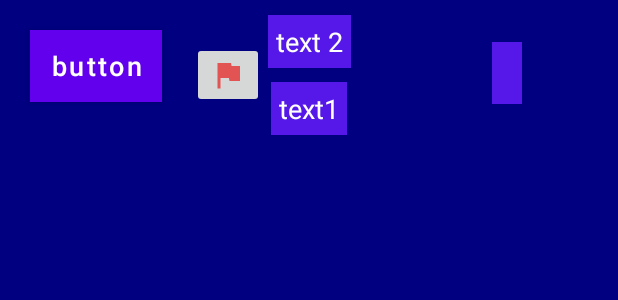
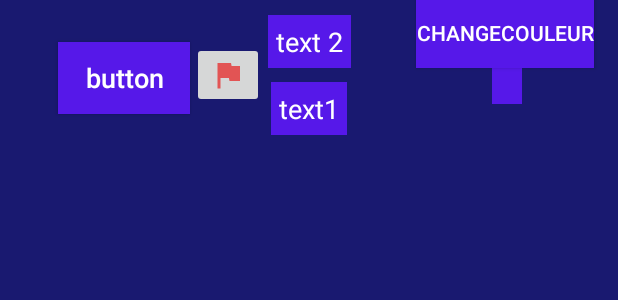
Before and after one commit to juducarm/INFO-H20-demineur, an Android app: the layout activity_main.xml on its own in the app's theme, with its tools: preview values and no code run, on a phone screen of 412 x 824 dp. Shown: the top 300 px of the screen. Run offline under Robolectric (Android 15) with nearby library versions, the phone set to English and light mode, and no system bars.

Commit message:
problème lise

```diff
--- a/app/build.gradle
+++ b/app/build.gradle
@@ -41,7 +41,9 @@ dependencies {
     implementation 'com.google.android.material:material:1.5.0'
     implementation 'androidx.constraintlayout:constraintlayout:2.1.3'
     implementation 'androidx.legacy:legacy-support-v4:1.0.0'
+    implementation"androidx.fragment:fragment-ktx:1.4.1"
     testImplementation 'junit:junit:4.13.2'
     androidTestImplementation 'androidx.test.ext:junit:1.1.3'
     androidTestImplementation 'androidx.test.espresso:espresso-core:3.4.0'
+
 }
--- a/app/src/main/java/be/julien/info_h20_demineur/FragmentMenu.kt
+++ b/app/src/main/java/be/julien/info_h20_demineur/FragmentMenu.kt
@@ -11,7 +11,6 @@ import android.widget.*
 
 import androidx.constraintlayout.widget.ConstraintLayout
 import androidx.core.content.ContextCompat
-import androidx.core.graphics.drawable.toDrawable
 
 import androidx.fragment.app.Fragment
 import kotlinx.android.synthetic.*
@@ -45,7 +44,7 @@ class FragmentMenu : Fragment() {
                 val backgroundButtonNightOn = resources.getColor(R.color.backgroundButtonNightOn)
                 val backgroundButtonNightOff = resources.getColor(R.color.backgroundButtonNightOff)
                 if(isChecked){
-                    fragment_container.background = backgroundButtonNightOn.toDrawable()
+                    fragment_container.background = backgroundButtonNightOn
                 }
 
             }
--- a/app/src/main/java/be/julien/info_h20_demineur/MenuView.kt
+++ b/app/src/main/java/be/julien/info_h20_demineur/MenuView.kt
@@ -8,4 +8,5 @@ import android.widget.Button
 class MenuView @JvmOverloads constructor (context: Context, attributes: AttributeSet? = null, defStyleAttr: Int = 0):
     SurfaceView(context, attributes,defStyleAttr){
 
+
 }
--- a/app/src/main/res/layout/activity_main.xml
+++ b/app/src/main/res/layout/activity_main.xml
@@ -5,24 +5,39 @@
     android:id="@+id/layout_main"
     android:layout_width="match_parent"
     android:layout_height="match_parent"
-    android:background="@color/navyBlue"
+    android:background="@color/Background"
     android:clickable="true"
     tools:context=".MainActivity">
 
 
-    <Button
+    <androidx.appcompat.widget.AppCompatButton
         android:id="@+id/btnChangeFragment"
         style="@style/style_texte_principal"
         android:layout_width="wrap_content"
         android:layout_height="wrap_content"
-        android:layout_marginLeft="@dimen/magre_boutton_principal"
-        android:layout_marginTop="@dimen/magre_boutton_principal"
-        android:background="@color/gradient"
+        android:layout_marginTop="28dp"
+        android:layout_marginEnd="100dp"
+        android:background="@color/BackgroundButton"
         android:padding="@dimen/default_padding"
         android:text="button"
         android:textAllCaps="false"
+        android:textColor="@color/textButton"
+        app:layout_constraintEnd_toEndOf="parent"
+        app:layout_constraintHorizontal_bias="0.174"
         app:layout_constraintStart_toStartOf="parent"
         app:layout_constraintTop_toTopOf="parent" />
+
+    <androidx.appcompat.widget.AppCompatButton
+        android:id="@+id/Changecolor"
+        android:layout_width="wrap_content"
+        android:layout_height="wrap_content"
+        android:background="@color/BackgroundButton"
+        android:text="ChangeCouleur"
+        android:textColor="@color/textButton"
+        app:layout_constraintBottom_toBottomOf="@+id/text2"
+        app:layout_constraintEnd_toEndOf="parent"
+        app:layout_constraintHorizontal_bias="0.945"
+        app:layout_constraintStart_toStartOf="parent" />
 
     <TextView
         android:id="@+id/text2"
@@ -30,9 +45,10 @@
         android:layout_width="wrap_content"
         android:layout_height="wrap_content"
         android:layout_gravity="center_horizontal"
-        android:background="@color/gradient"
+        android:background="@color/BackgroundButton"
         android:padding="@dimen/default_padding"
         android:text="text 2"
+        android:textColor="@color/textButton"
         app:layout_constraintBottom_toTopOf="@+id/text1"
         app:layout_constraintEnd_toEndOf="parent"
         app:layout_constraintStart_toStartOf="parent"
@@ -43,9 +59,10 @@
         style="@style/style_texte_principal"
         android:layout_width="wrap_content"
         android:layout_height="wrap_content"
-        android:background="@color/gradient"
+        android:background="@color/BackgroundButton"
         android:padding="@dimen/default_padding"
         android:text="text1"
+        android:textColor="@color/textButton"
         app:layout_constraintBottom_toTopOf="@id/fragment_container"
         app:layout_constraintEnd_toEndOf="parent"
         app:layout_constraintStart_toStartOf="parent"
@@ -58,10 +75,10 @@
         android:layout_height="wrap_content"
         android:layout_marginTop="28dp"
         android:layout_marginEnd="64dp"
-        android:background="@color/gradient"
+        android:background="@color/BackgroundButton"
         android:padding="10dp"
         android:textAlignment="center"
-        android:textColor="@color/white"
+        android:textColor="@color/textButton"
         android:textSize="15dp"
         app:layout_constraintEnd_toEndOf="parent"
         app:layout_constraintTop_toTopOf="parent" />
@@ -71,7 +88,7 @@
         android:layout_width="match_parent"
         android:layout_height="match_parent"
         android:layout_marginTop="@dimen/heightTopBar"
-        android:background="@color/navyBlue"
+        android:background="@color/Background"
         app:layout_constraintBottom_toTopOf="parent"
         app:layout_constraintEnd_toEndOf="parent"
         app:layout_constraintHorizontal_bias="0.0"
--- a/app/src/main/res/values/colors.xml
+++ b/app/src/main/res/values/colors.xml
@@ -32,9 +32,17 @@
     <color name="number_color">@color/white</color>
 
     <!--couleur MenuView-->
-    <color name="backgroundMenuNightOff">@color/navyBlue</color>
-    <color name="backgroundMenuNightOn">@color/chineseSilver</color>
-    <color name="backgroundButtonNightOn">@color/gradient</color>
-    <color name="backgroundButtonNightOff">@color/white</color>
+
+
+    <!--couleur ActivityMain-->
+
+    <color name="Background">#191970</color>
+    <color name="BackgroundButton">#5618E9</color>
+    <color name="textButton">#FFFFFFFF</color>
+    <color name="cases">#FFFFFFFF</color>
+
+
+
+
 
 </resources>
```
Also changed, not shown: app/src/main/java/be/julien/info_h20_demineur/MainActivity.kt (+15 -23 lines), app/src/main/res/layout/fragment_menu.xml (+14 -5 lines).
